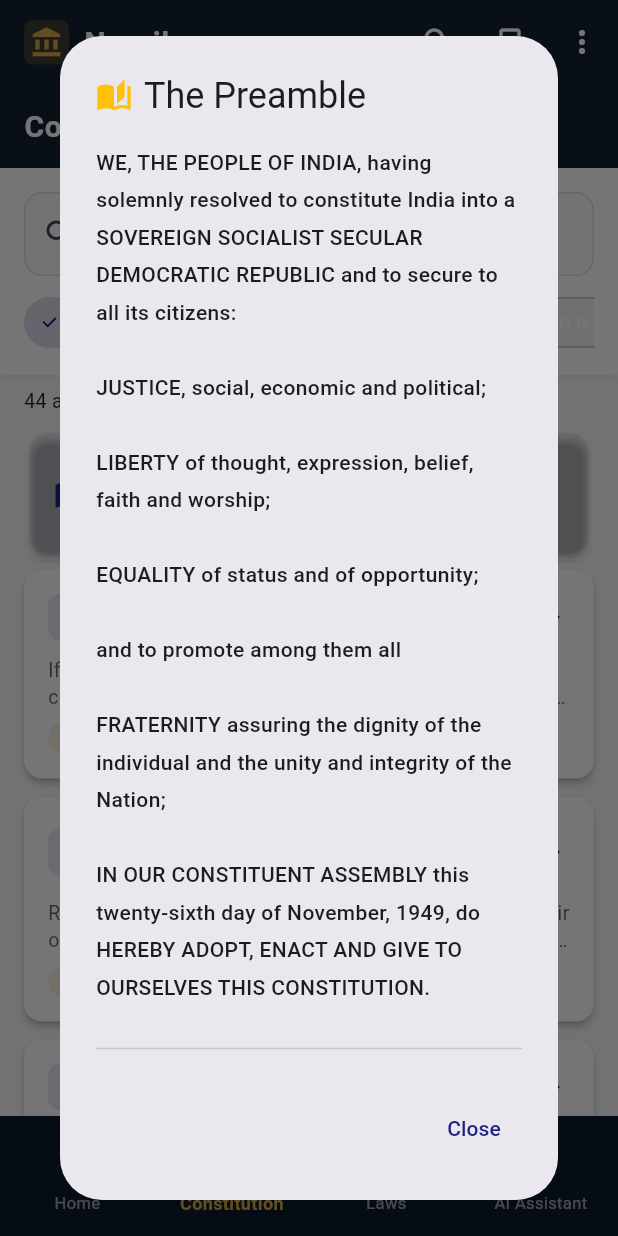
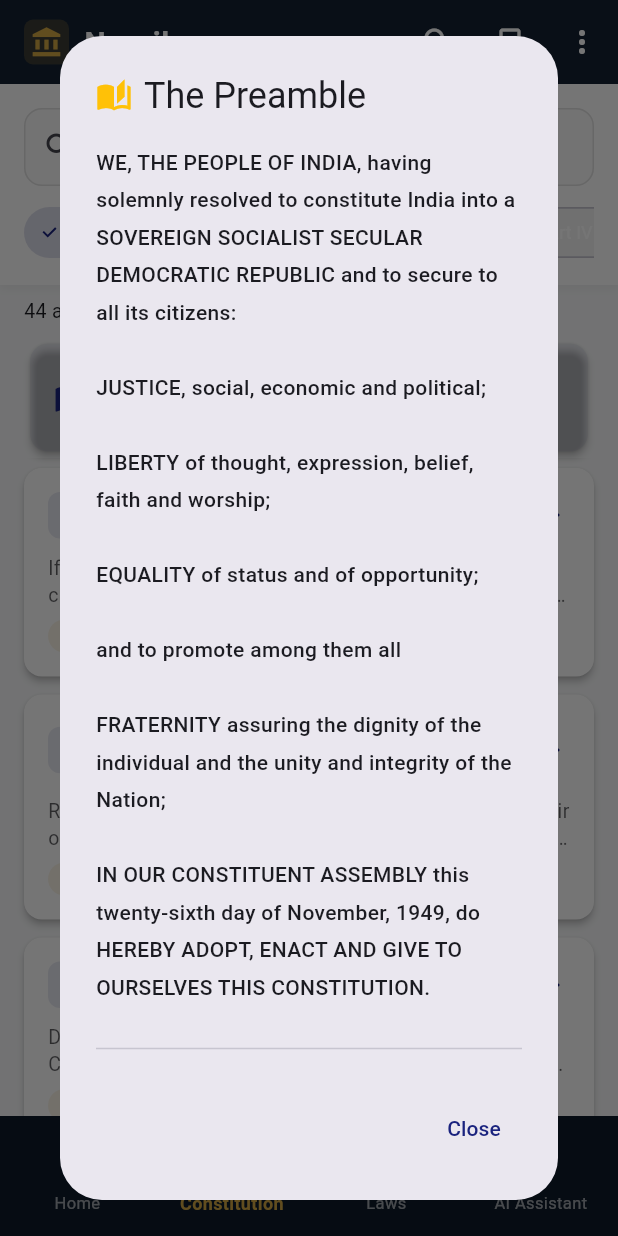
Before and after one commit to aditya-8-88/final_year_project, a Flutter app: the screen it shows after launch, item 2 of the bottom bar chosen, scrolled down 2880 dp, after a tap on "The Preamble", on a phone screen of 412 x 824 dp. Run offline on Flutter 3.47's test engine with Material 3 defaults, Android fonts, the phone set to English and light mode, and no system bars; our stand-ins replace flutter_markdown, shared_preferences.

Commit message:
Better navigation control

```diff
--- a/lib/screens/chat_sessions_screen.dart
+++ b/lib/screens/chat_sessions_screen.dart
@@ -3,7 +3,9 @@ import '../services/session_cache.dart';
 import 'chatbot_screen.dart';
 
 class ChatSessionsScreen extends StatefulWidget {
-  const ChatSessionsScreen({super.key});
+  final bool showAppBar;
+
+  const ChatSessionsScreen({super.key, this.showAppBar = true});
 
   @override
   State<ChatSessionsScreen> createState() => _ChatSessionsScreenState();
@@ -40,9 +42,11 @@ class _ChatSessionsScreenState extends State<ChatSessionsScreen> {
     final sessions = SessionCache.chatSessions;
 
     return Scaffold(
-      appBar: AppBar(
-        title: const Text('AI Assistant'),
-      ),
+      appBar: widget.showAppBar
+          ? AppBar(
+              title: const Text('AI Assistant'),
+            )
+          : null,
       floatingActionButton: FloatingActionButton.extended(
         onPressed: _startNewChat,
         icon: const Icon(Icons.add),
--- a/lib/screens/constitution_explorer_screen.dart
+++ b/lib/screens/constitution_explorer_screen.dart
@@ -5,7 +5,9 @@ import '../widgets/article_card.dart';
 import 'article_detail_screen.dart';
 
 class ConstitutionExplorerScreen extends StatefulWidget {
-  const ConstitutionExplorerScreen({super.key});
+  final bool showAppBar;
+
+  const ConstitutionExplorerScreen({super.key, this.showAppBar = true});
 
   @override
   State<ConstitutionExplorerScreen> createState() =>
@@ -38,15 +40,21 @@ class _ConstitutionExplorerScreenState
   @override
   Widget build(BuildContext context) {
     final theme = Theme.of(context);
+    final width = MediaQuery.of(context).size.width;
+    final isCompact = width < 400;
     final articles = _filteredArticles;
 
     return Scaffold(
-      appBar: AppBar(title: const Text('Constitution Explorer')),
+      appBar:
+          widget.showAppBar ? AppBar(title: const Text('Constitution Explorer')) : null,
       body: Column(
         children: [
           // Search and Filter Bar
           Container(
-            padding: const EdgeInsets.all(16),
+            padding: EdgeInsets.symmetric(
+              horizontal: isCompact ? 12 : 16,
+              vertical: isCompact ? 12 : 16,
+            ),
             decoration: BoxDecoration(
               color: theme.colorScheme.surface,
               boxShadow: [
@@ -64,6 +72,11 @@ class _ConstitutionExplorerScreenState
                   decoration: InputDecoration(
                     hintText: 'Search articles, rights, keywords...',
                     prefixIcon: const Icon(Icons.search),
+                    isDense: isCompact,
+                    contentPadding: EdgeInsets.symmetric(
+                      horizontal: 14,
+                      vertical: isCompact ? 10 : 14,
+                    ),
                     suffixIcon: _searchQuery.isNotEmpty
                         ? IconButton(
                             icon: const Icon(Icons.clear),
@@ -73,25 +86,26 @@ class _ConstitutionExplorerScreenState
                         : null,
                   ),
                 ),
-                const SizedBox(height: 12),
+                SizedBox(height: isCompact ? 8 : 12),
                 SizedBox(
-                  height: 38,
-                  child: ListView(
+                  height: isCompact ? 34 : 38,
+                  child: SingleChildScrollView(
                     scrollDirection: Axis.horizontal,
+                    child: Row(
                       children: [
                         _FilterChip(
                           label: 'All Parts',
                           selected: _selectedPart == null,
-                        onTap: () =>
-                            setState(() => _selectedPart = null),
+                          onTap: () => setState(() => _selectedPart = null),
                         ),
                         ...constitutionParts.map((part) => _FilterChip(
                               label: part.partNumber,
                               selected: _selectedPart == part.partNumber,
-                            onTap: () => setState(
-                                () => _selectedPart = part.partNumber),
+                              onTap: () =>
+                                  setState(() => _selectedPart = part.partNumber),
                             )),
                       ],
+                    ),
                   ),
                 ),
               ],
@@ -100,7 +114,10 @@ class _ConstitutionExplorerScreenState
 
           // Results count
           Padding(
-            padding: const EdgeInsets.symmetric(horizontal: 16, vertical: 8),
+            padding: EdgeInsets.symmetric(
+              horizontal: 16,
+              vertical: isCompact ? 4 : 8,
+            ),
             child: Row(
               children: [
                 Text(
@@ -127,12 +144,16 @@ class _ConstitutionExplorerScreenState
               child: Card(
                 color: theme.colorScheme.primary.withOpacity(0.05),
                 child: ListTile(
+                  dense: isCompact,
                   leading: Icon(Icons.auto_stories,
                       color: theme.colorScheme.primary),
                   title: const Text('The Preamble',
                       style: TextStyle(fontWeight: FontWeight.w600)),
                   subtitle: const Text(
-                      'The soul of the Constitution - read the full text and meaning'),
+                    'The soul of the Constitution - read the full text and meaning',
+                    maxLines: 1,
+                    overflow: TextOverflow.ellipsis,
+                  ),
                   trailing: const Icon(Icons.chevron_right),
                   onTap: () => _showPreamble(context),
                 ),
--- a/lib/screens/home_screen.dart
+++ b/lib/screens/home_screen.dart
@@ -7,7 +7,6 @@ import '../data/laws_data.dart';
 import '../data/glossary_data.dart';
 import 'constitution_explorer_screen.dart';
 import 'laws_screen.dart';
-import 'chatbot_screen.dart';
 import 'landmark_cases_screen.dart';
 
 import 'amendments_screen.dart';
@@ -40,6 +39,14 @@ class HomeScreen extends StatelessWidget {
     final theme = Theme.of(context);
     final width = MediaQuery.of(context).size.width;
     final crossAxisCount = width > 1200 ? 4 : (width > 800 ? 3 : 2);
+    final textScale = MediaQuery.textScalerOf(context).scale(1.0);
+    final quickAccessAspectRatio = width > 1200
+      ? 1.45
+      : width > 900
+        ? 1.2
+        : width > 600
+          ? 1.0
+          : (textScale > 1.1 ? 0.78 : 0.88);
 
     return SingleChildScrollView(
       padding: const EdgeInsets.all(20),
@@ -161,7 +168,7 @@ class HomeScreen extends StatelessWidget {
                 physics: const NeverScrollableScrollPhysics(),
                 mainAxisSpacing: 12,
                 crossAxisSpacing: 12,
-                childAspectRatio: 1.5,
+                childAspectRatio: quickAccessAspectRatio,
                 children: [
                   _QuickAccessCard(
                     icon: Icons.menu_book,
@@ -475,11 +482,18 @@ class HomeScreen extends StatelessWidget {
       {'icon': Icons.phone_in_talk, 'title': 'Helpline: 181', 'subtitle': 'Women helpline (24/7)'},
     ];
     return [
-      Wrap(
+      LayoutBuilder(
+        builder: (context, constraints) {
+          final cardsPerRow = constraints.maxWidth < 520 ? 2 : 3;
+          final itemWidth =
+              (constraints.maxWidth - ((cardsPerRow - 1) * 8)) / cardsPerRow;
+
+          return Wrap(
             spacing: 8,
             runSpacing: 8,
-        children: highlights.map((h) => SizedBox(
-          width: (MediaQuery.of(context).size.width - 64) / 3,
+            children: highlights
+                .map((h) => SizedBox(
+                      width: itemWidth,
                       child: Card(
                         child: InkWell(
                           onTap: () => _showWomensLaws(context),
@@ -488,17 +502,38 @@ class HomeScreen extends StatelessWidget {
                             padding: const EdgeInsets.all(12),
                             child: Column(
                               children: [
-                    Icon(h['icon'] as IconData, color: Colors.pink, size: 24),
+                                Icon(h['icon'] as IconData,
+                                    color: Colors.pink, size: 24),
                                 const SizedBox(height: 8),
-                    Text(h['title'] as String, style: const TextStyle(fontWeight: FontWeight.w600, fontSize: 12), textAlign: TextAlign.center),
+                                Text(
+                                  h['title'] as String,
+                                  style: const TextStyle(
+                                      fontWeight: FontWeight.w600,
+                                      fontSize: 12),
+                                  textAlign: TextAlign.center,
+                                  maxLines: 2,
+                                  overflow: TextOverflow.ellipsis,
+                                ),
                                 const SizedBox(height: 4),
-                    Text(h['subtitle'] as String, style: TextStyle(fontSize: 10, color: theme.textTheme.bodySmall?.color), textAlign: TextAlign.center),
+                                Text(
+                                  h['subtitle'] as String,
+                                  style: TextStyle(
+                                      fontSize: 10,
+                                      color:
+                                          theme.textTheme.bodySmall?.color),
+                                  textAlign: TextAlign.center,
+                                  maxLines: 2,
+                                  overflow: TextOverflow.ellipsis,
+                                ),
                               ],
                             ),
                           ),
                         ),
                       ),
-        )).toList(),
+                    ))
+                .toList(),
+          );
+        },
       ),
       const SizedBox(height: 8),
       Align(
@@ -645,37 +680,43 @@ class _QuickAccessCard extends StatelessWidget {
 
   @override
   Widget build(BuildContext context) {
+    return LayoutBuilder(
+      builder: (context, constraints) {
+        final compact = constraints.maxWidth < 175;
+
         return Card(
           child: InkWell(
             onTap: onTap,
             borderRadius: BorderRadius.circular(12),
             child: Padding(
-          padding: const EdgeInsets.all(16),
+              padding: EdgeInsets.all(compact ? 12 : 16),
               child: Column(
                 mainAxisAlignment: MainAxisAlignment.center,
                 children: [
                   Container(
-                padding: const EdgeInsets.all(10),
+                    padding: EdgeInsets.all(compact ? 8 : 10),
                     decoration: BoxDecoration(
                       color: color.withOpacity(0.1),
                       borderRadius: BorderRadius.circular(12),
                     ),
-                child: Icon(icon, color: color, size: 28),
+                    child: Icon(icon, color: color, size: compact ? 24 : 28),
                   ),
-              const SizedBox(height: 10),
+                  SizedBox(height: compact ? 8 : 10),
                   Text(
                     title,
-                style: const TextStyle(
+                    style: TextStyle(
                       fontWeight: FontWeight.w700,
-                  fontSize: 14,
+                      fontSize: compact ? 13 : 14,
                     ),
                     textAlign: TextAlign.center,
+                    maxLines: 2,
+                    overflow: TextOverflow.ellipsis,
                   ),
-              const SizedBox(height: 2),
+                  const SizedBox(height: 4),
                   Text(
                     subtitle,
                     style: TextStyle(
-                  fontSize: 11,
+                      fontSize: compact ? 10 : 11,
                       color: Theme.of(context)
                           .textTheme
                           .bodySmall
@@ -683,11 +724,15 @@ class _QuickAccessCard extends StatelessWidget {
                           ?.withOpacity(0.7),
                     ),
                     textAlign: TextAlign.center,
+                    maxLines: 2,
+                    overflow: TextOverflow.ellipsis,
                   ),
                 ],
               ),
             ),
           ),
         );
+      },
+    );
   }
 }
--- a/lib/screens/laws_screen.dart
+++ b/lib/screens/laws_screen.dart
@@ -6,7 +6,9 @@ import '../widgets/article_card.dart';
 import 'chatbot_screen.dart';
 
 class LawsScreen extends StatefulWidget {
-  const LawsScreen({super.key});
+  final bool showAppBar;
+
+  const LawsScreen({super.key, this.showAppBar = true});
 
   @override
   State<LawsScreen> createState() => _LawsScreenState();
@@ -20,7 +22,7 @@ class _LawsScreenState extends State<LawsScreen> {
     final theme = Theme.of(context);
 
     return Scaffold(
-      appBar: AppBar(title: const Text('Laws & Acts')),
+      appBar: widget.showAppBar ? AppBar(title: const Text('Laws & Acts')) : null,
       body: Column(
         children: [
           Padding(
--- a/lib/widgets/responsive_scaffold.dart
+++ b/lib/widgets/responsive_scaffold.dart
@@ -4,7 +4,6 @@ import '../config/theme.dart';
 import '../screens/home_screen.dart';
 import '../screens/constitution_explorer_screen.dart';
 import '../screens/laws_screen.dart';
-import '../screens/chatbot_screen.dart';
 import '../screens/chat_sessions_screen.dart';
 import '../screens/search_screen.dart';
 import '../screens/bookmarks_screen.dart';
@@ -35,11 +34,11 @@ class ResponsiveScaffoldState extends State<ResponsiveScaffold> {
       case 0:
         return const HomeScreen();
       case 1:
-        return const ConstitutionExplorerScreen();
+        return const ConstitutionExplorerScreen(showAppBar: false);
       case 2:
-        return const LawsScreen();
+        return const LawsScreen(showAppBar: false);
       case 3:
-        return const ChatSessionsScreen();
+        return const ChatSessionsScreen(showAppBar: false);
       default:
         return const HomeScreen();
     }
```
Lines whose indentation alone changed are shown as unchanged.
